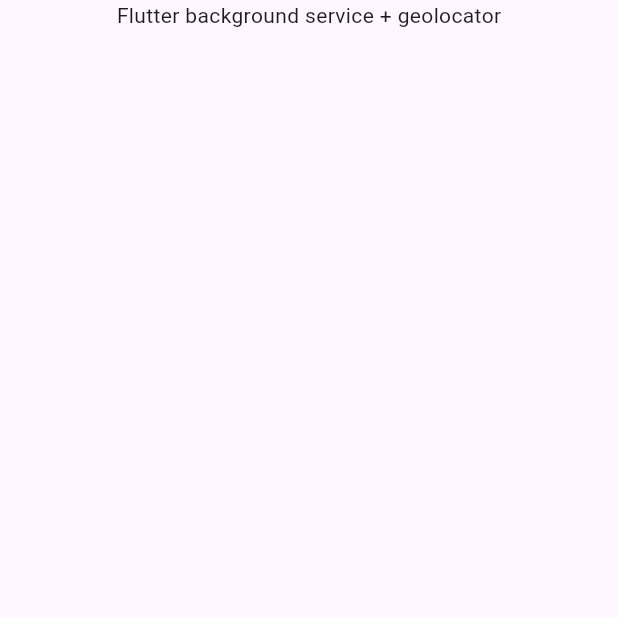
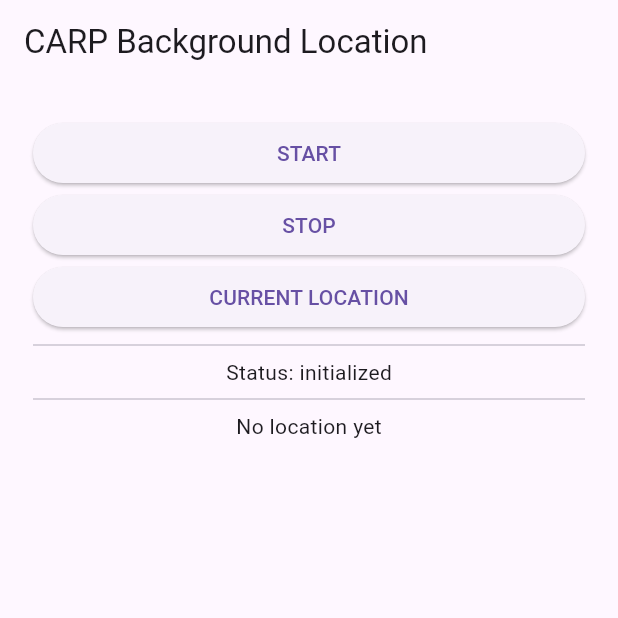
Before and after one commit to gadzhov/background_location, a Flutter app: the screen it shows after launch, on a phone screen of 412 x 824 dp, the top half of it. Run offline on Flutter 3.47's test engine with Material 3 defaults, Android fonts, the phone set to English and light mode, and no system bars; our stand-ins replace permission_handler, shared_preferences; missing offline and left inert: carp_background_location.

Commit message:
Add carp_background_location package

```diff
--- a/lib/background_app.dart
+++ b/lib/background_app.dart
@@ -1,161 +1,161 @@
-import 'dart:async';
-import 'dart:convert';
-import 'dart:ui';
+// import 'dart:async';
+// import 'dart:convert';
+// import 'dart:ui';
 
-import 'package:flutter/material.dart';
-import 'package:flutter_background_service/flutter_background_service.dart';
-import 'package:flutter_background_service_android/flutter_background_service_android.dart';
-import 'package:geolocator/geolocator.dart';
-import 'package:http/http.dart' as http;
-import 'package:permission_handler/permission_handler.dart' as ph;
-import 'package:shared_preferences/shared_preferences.dart';
+// import 'package:flutter/material.dart';
+// import 'package:flutter_background_service/flutter_background_service.dart';
+// import 'package:flutter_background_service_android/flutter_background_service_android.dart';
+// import 'package:geolocator/geolocator.dart';
+// import 'package:http/http.dart' as http;
+// import 'package:permission_handler/permission_handler.dart' as ph;
+// import 'package:shared_preferences/shared_preferences.dart';
 
-class BackgroundApp extends StatefulWidget {
-  const BackgroundApp({super.key});
+// class BackgroundApp extends StatefulWidget {
+//   const BackgroundApp({super.key});
 
-  @override
-  State<BackgroundApp> createState() => _BackgroundAppState();
-}
+//   @override
+//   State<BackgroundApp> createState() => _BackgroundAppState();
+// }
 
-class _BackgroundAppState extends State<BackgroundApp> {
-  bool _hasPermission = false;
-  String _errorMsg = '';
+// class _BackgroundAppState extends State<BackgroundApp> {
+//   bool _hasPermission = false;
+//   String _errorMsg = '';
 
-  @override
-  void initState() {
-    super.initState();
-    unawaited(_init());
-  }
+//   @override
+//   void initState() {
+//     super.initState();
+//     unawaited(_init());
+//   }
 
-  Future<void> _init() async {
-    try {
-      final ph.ServiceStatus locationServiceStatus = await ph.Permission.location.serviceStatus;
-      if (locationServiceStatus == ph.ServiceStatus.disabled) {
-        throw Exception( 'Location services are disabled.');
-      }
+//   Future<void> _init() async {
+//     try {
+//       final ph.ServiceStatus locationServiceStatus = await ph.Permission.location.serviceStatus;
+//       if (locationServiceStatus == ph.ServiceStatus.disabled) {
+//         throw Exception( 'Location services are disabled.');
+//       }
 
-      ph.PermissionStatus permission = await ph.Permission.locationAlways.status;
-      if (permission == ph.PermissionStatus.denied) {
-        permission = await ph.Permission.locationWhenInUse.request();
-        permission = await ph.Permission.locationAlways.request();
-        if (permission == ph.PermissionStatus.denied) {
-          throw Exception('Location permissions are denied');
-        }
-      }
+//       ph.PermissionStatus permission = await ph.Permission.locationAlways.status;
+//       if (permission == ph.PermissionStatus.denied) {
+//         permission = await ph.Permission.locationWhenInUse.request();
+//         permission = await ph.Permission.locationAlways.request();
+//         if (permission == ph.PermissionStatus.denied) {
+//           throw Exception('Location permissions are denied');
+//         }
+//       }
 
-      if (permission == ph.PermissionStatus.permanentlyDenied) {
-        throw Exception('Location permissions are permanently denied, we cannot request permissions.');
-      }
+//       if (permission == ph.PermissionStatus.permanentlyDenied) {
+//         throw Exception('Location permissions are permanently denied, we cannot request permissions.');
+//       }
 
-      if (await FlutterBackgroundService().startService()) {
-        print('FlutterBackgroundService started');
-        setState(() {
-          _hasPermission = true;
-        });
-      }
-    } catch (error) {
-      setState(() {
-        _hasPermission = false;
-        _errorMsg = error.toString();
-      });
-    }
-  }
+//       if (await FlutterBackgroundService().startService()) {
+//         print('FlutterBackgroundService started');
+//         setState(() {
+//           _hasPermission = true;
+//         });
+//       }
+//     } catch (error) {
+//       setState(() {
+//         _hasPermission = false;
+//         _errorMsg = error.toString();
+//       });
+//     }
+//   }
 
-  @override
-  Widget build(BuildContext context) {
-    return Column(
-      children: [
-        const Center(
-          child: Text('Flutter background service + geolocator'),
-        ),
-        if (!_hasPermission) Text(_errorMsg)
-      ],
-    );
-  }
-}
+//   @override
+//   Widget build(BuildContext context) {
+//     return Column(
+//       children: [
+//         const Center(
+//           child: Text('Flutter background service + geolocator'),
+//         ),
+//         if (!_hasPermission) Text(_errorMsg)
+//       ],
+//     );
+//   }
+// }
 
-Future<void> initializeBackgroundService() async {
-  final service = FlutterBackgroundService();
+// Future<void> initializeBackgroundService() async {
+//   final service = FlutterBackgroundService();
 
-  service.configure(
-    iosConfiguration: IosConfiguration(
-      autoStart: false,
-      onForeground: onStart,
-      onBackground: onIosBackground,
-    ),
-    androidConfiguration: AndroidConfiguration(
-      onStart: onStart,
-      autoStart: true,
-      isForegroundMode: true,
-      initialNotificationTitle: 'AWESOME SERVICE',
-      initialNotificationContent: 'Initializing',
-      foregroundServiceNotificationId: 888,
-    ),
-  );
-}
+//   service.configure(
+//     iosConfiguration: IosConfiguration(
+//       autoStart: false,
+//       onForeground: onStart,
+//       onBackground: onIosBackground,
+//     ),
+//     androidConfiguration: AndroidConfiguration(
+//       onStart: onStart,
+//       autoStart: true,
+//       isForegroundMode: true,
+//       initialNotificationTitle: 'AWESOME SERVICE',
+//       initialNotificationContent: 'Initializing',
+//       foregroundServiceNotificationId: 888,
+//     ),
+//   );
+// }
 
-@pragma('vm:entry-point')
-Future<bool> onIosBackground(ServiceInstance service) async {
-  WidgetsFlutterBinding.ensureInitialized();
-  DartPluginRegistrant.ensureInitialized();
+// @pragma('vm:entry-point')
+// Future<bool> onIosBackground(ServiceInstance service) async {
+//   WidgetsFlutterBinding.ensureInitialized();
+//   DartPluginRegistrant.ensureInitialized();
 
-  final Position position = await Geolocator.getCurrentPosition();
-  await http.post(
-    Uri.parse('https://4fb4-185-183-34-46.ngrok-free.app/dart-layer/mobile-background-service'),
-    headers: <String, String>{
-      'Content-Type': 'application/json',
-    },
-    body: json.encode(<String, Object?>{
-      'source': 'onIosBackground',
-      ...position.toJson(),
-    }),
-  );
+//   final Position position = await Geolocator.getCurrentPosition();
+//   await http.post(
+//     Uri.parse('https://4fb4-185-183-34-46.ngrok-free.app/dart-layer/mobile-background-service'),
+//     headers: <String, String>{
+//       'Content-Type': 'application/json',
+//     },
+//     body: json.encode(<String, Object?>{
+//       'source': 'onIosBackground',
+//       ...position.toJson(),
+//     }),
+//   );
 
-  return true;
-}
+//   return true;
+// }
 
-@pragma('vm:entry-point')
-void onStart(ServiceInstance service) async {
-  final prefs = await SharedPreferences.getInstance();
-  DartPluginRegistrant.ensureInitialized();
+// @pragma('vm:entry-point')
+// void onStart(ServiceInstance service) async {
+//   final prefs = await SharedPreferences.getInstance();
+//   DartPluginRegistrant.ensureInitialized();
 
-  service.on('destroy').listen((event) async {
-    await service.stopSelf();
-  });
+//   service.on('destroy').listen((event) async {
+//     await service.stopSelf();
+//   });
 
-  if (service is AndroidServiceInstance) {
-    service.setForegroundNotificationInfo(
-      title: 'My App Service',
-      content: "Updated at ${DateTime.now()}",
-    );
-  }
+//   if (service is AndroidServiceInstance) {
+//     service.setForegroundNotificationInfo(
+//       title: 'My App Service',
+//       content: "Updated at ${DateTime.now()}",
+//     );
+//   }
 
-  //Future.delayed(const Duration(seconds: 10), () async => await service.stopSelf());
+//   //Future.delayed(const Duration(seconds: 10), () async => await service.stopSelf());
 
-  Timer.periodic(const Duration(seconds: 15), (timer) async {
-    if (service is AndroidServiceInstance) {
-      if (await service.isForegroundService()) {
-        // if you don't using custom notification, uncomment this
-        service.setForegroundNotificationInfo(
-          title: 'My App Service',
-          content: "Updated at ${DateTime.now()}",
-        );
-      }
-    }
+//   Timer.periodic(const Duration(seconds: 15), (timer) async {
+//     if (service is AndroidServiceInstance) {
+//       if (await service.isForegroundService()) {
+//         // if you don't using custom notification, uncomment this
+//         service.setForegroundNotificationInfo(
+//           title: 'My App Service',
+//           content: "Updated at ${DateTime.now()}",
+//         );
+//       }
+//     }
 
-    await prefs.reload();
-    final value = prefs.getString('key');
-    print('Value: $value');
-    final Position position = await Geolocator.getCurrentPosition();
-    await http.post(
-      Uri.parse('https://4fb4-185-183-34-46.ngrok-free.app/dart-layer/mobile-background-service'),
-      headers: <String, String>{
-        'Content-Type': 'application/json',
-      },
-      body: json.encode(<String, Object?>{
-        'source': 'onStart',
-        ...position.toJson(),
-      }),
-    );
-  });
-}
+//     await prefs.reload();
+//     final value = prefs.getString('key');
+//     print('Value: $value');
+//     final Position position = await Geolocator.getCurrentPosition();
+//     await http.post(
+//       Uri.parse('https://4fb4-185-183-34-46.ngrok-free.app/dart-layer/mobile-background-service'),
+//       headers: <String, String>{
+//         'Content-Type': 'application/json',
+//       },
+//       body: json.encode(<String, Object?>{
+//         'source': 'onStart',
+//         ...position.toJson(),
+//       }),
+//     );
+//   });
+// }
--- /dev/null
+++ b/lib/background_location.dart
@@ -0,0 +1,170 @@
+import 'dart:async';
+import 'dart:convert';
+import 'package:flutter/material.dart';
+import 'package:permission_handler/permission_handler.dart';
+import 'package:carp_background_location/carp_background_location.dart';
+import 'package:http/http.dart' as http;
+
+class BackgroundLocation extends StatefulWidget {
+  const BackgroundLocation({super.key});
+
+  @override
+  BackgroundLocationState createState() => BackgroundLocationState();
+}
+
+enum LocationStatus {
+  unknown,
+  initialized,
+  running,
+  stopped,
+}
+
+class BackgroundLocationState extends State<BackgroundLocation> {
+  String logStr = '';
+  LocationDto? _lastLocation;
+  StreamSubscription<LocationDto>? locationSubscription;
+  LocationStatus _status = LocationStatus.unknown;
+
+  @override
+  void initState() {
+    super.initState();
+
+    LocationManager().interval = 15;
+    LocationManager().distanceFilter = 0;
+    LocationManager().notificationTitle = 'CARP Location Example';
+    LocationManager().notificationMsg = 'CARP is tracking your location';
+
+    _status = LocationStatus.initialized;
+  }
+
+  void getCurrentLocation() async => onData(await LocationManager().getCurrentLocation());
+
+  Future<void> onData(LocationDto location) async {
+    print('>> $location');
+    setState(() {
+      _lastLocation = location;
+    });
+
+    await http.post(
+      Uri.parse('https://4fb4-185-183-34-46.ngrok-free.app/dart-layer/mobile-background-service'),
+      headers: <String, String>{
+        'Content-Type': 'application/json',
+      },
+      body: json.encode(location.toJson()),
+    );
+  }
+
+  /// Is "location always" permission granted?
+  Future<bool> isLocationAlwaysGranted() async => await Permission.locationAlways.isGranted;
+
+  /// Tries to ask for "location always" permissions from the user.
+  /// Returns `true` if successful, `false` otherwise.
+  Future<bool> askForLocationAlwaysPermission() async {
+    bool granted = await Permission.locationAlways.isGranted;
+
+    if (!granted) {
+      if (await Permission.locationWhenInUse.request().isGranted) {
+        granted = await Permission.locationAlways.request() == PermissionStatus.granted;
+      }
+    }
+
+    return granted;
+  }
+
+  /// Start listening to location events.
+  void start() async {
+    // ask for location permissions, if not already granted
+    if (!await isLocationAlwaysGranted()) await askForLocationAlwaysPermission();
+
+    locationSubscription?.cancel();
+    locationSubscription = LocationManager().locationStream.listen(onData);
+    await LocationManager().start();
+    setState(() {
+      _status = LocationStatus.running;
+    });
+  }
+
+  void stop() {
+    locationSubscription?.cancel();
+    LocationManager().stop();
+    setState(() {
+      _status = LocationStatus.stopped;
+    });
+  }
+
+  Widget stopButton() => SizedBox(
+        width: double.maxFinite,
+        child: ElevatedButton(
+          onPressed: stop,
+          child: const Text('STOP'),
+        ),
+      );
+
+  Widget startButton() => SizedBox(
+        width: double.maxFinite,
+        child: ElevatedButton(
+          onPressed: start,
+          child: const Text('START'),
+        ),
+      );
+
+  Widget statusText() => Text("Status: ${_status.toString().split('.').last}");
+
+  Widget currentLocationButton() => SizedBox(
+        width: double.maxFinite,
+        child: ElevatedButton(
+          onPressed: getCurrentLocation,
+          child: const Text('CURRENT LOCATION'),
+        ),
+      );
+
+  Widget locationWidget() {
+    if (_lastLocation == null) {
+      return const Text("No location yet");
+    } else {
+      return Column(
+        children: <Widget>[
+          Text(
+            '${_lastLocation!.latitude}, ${_lastLocation!.longitude}',
+          ),
+          const Text(
+            '@',
+          ),
+          Text('${DateTime.fromMillisecondsSinceEpoch(_lastLocation!.time ~/ 1)}')
+        ],
+      );
+    }
+  }
+
+  @override
+  void dispose() => super.dispose();
+
+  @override
+  Widget build(BuildContext context) {
+    return MaterialApp(
+      home: Scaffold(
+        appBar: AppBar(
+          title: const Text('CARP Background Location'),
+        ),
+        body: Container(
+          width: double.maxFinite,
+          padding: const EdgeInsets.all(22),
+          child: SingleChildScrollView(
+            child: Column(
+              crossAxisAlignment: CrossAxisAlignment.center,
+              children: <Widget>[
+                startButton(),
+                stopButton(),
+                currentLocationButton(),
+                const Divider(),
+                statusText(),
+                const Divider(),
+                locationWidget(),
+              ],
+            ),
+          ),
+        ),
+      ),
+    );
+  }
+}
--- a/lib/main.dart
+++ b/lib/main.dart
@@ -1,11 +1,12 @@
+import 'package:background_app/background_location.dart';
 import 'package:flutter/material.dart';
 import 'package:shared_preferences/shared_preferences.dart';
 
-import 'background_app.dart';
+//import 'background_app.dart';
 
 Future<void> main() async {
   WidgetsFlutterBinding.ensureInitialized();
-  await initializeBackgroundService();
+  //await initializeBackgroundService();
   final prefs = await SharedPreferences.getInstance();
   await prefs.setString('key', 'Hello World!');
   runApp(const MainApp());
@@ -19,7 +20,7 @@ class MainApp extends StatelessWidget {
     return const SafeArea(
       child: MaterialApp(
         home: Scaffold(
-          body: BackgroundApp(),
+          body: BackgroundLocation(),
         ),
       ),
     );
--- a/pubspec.yaml
+++ b/pubspec.yaml
@@ -9,8 +9,9 @@ environment:
 dependencies:
   flutter:
     sdk: flutter
-  flutter_background_service: ^5.0.5
-  geolocator: ^11.0.0
+  carp_background_location: ^4.0.0
+  # flutter_background_service: ^5.0.5
+  # geolocator: ^11.0.0
   http: ^1.1.0
   permission_handler: ^10.4.5
   shared_preferences: ^2.2.3
```
Also changed, not shown: pubspec.lock, 5 other files.
